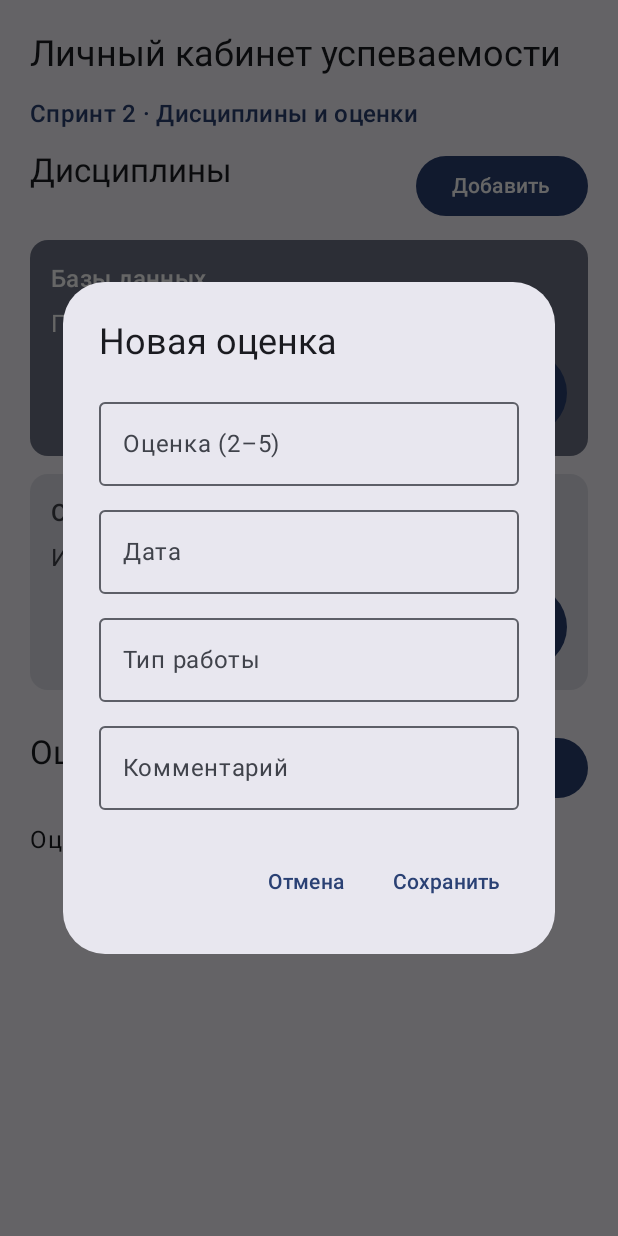
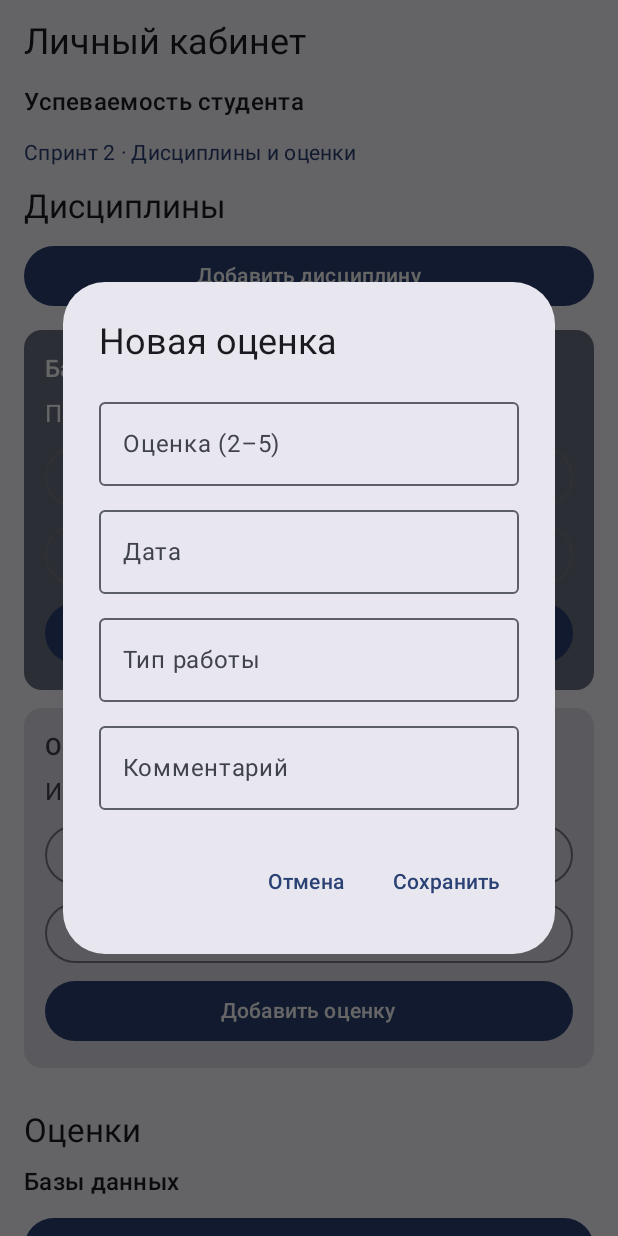
Before and after one commit to Manya-Mari/Studentkab, an Android app built with Jetpack Compose: the screen it shows after launch (MainActivity), after a tap on "Добавить оценку", on a phone screen of 412 x 824 dp. Run offline under Robolectric (Android 15) with nearby library versions, the phone set to English and light mode, and no system bars; our stand-ins replace Room's generated code.

Commit message:
Исправил отображение на телефонах

```diff
--- a/app/src/main/java/com/example/studentkab/MainActivity.kt
+++ b/app/src/main/java/com/example/studentkab/MainActivity.kt
@@ -92,29 +92,36 @@ class MainActivity : ComponentActivity() {
                         modifier = Modifier
                             .fillMaxSize()
                             .verticalScroll(rememberScrollState())
-                            .padding(20.dp),
+                            .padding(horizontal = 16.dp, vertical = 12.dp),
                         verticalArrangement = Arrangement.spacedBy(12.dp)
                     ) {
                         Text(
-                            "Личный кабинет успеваемости",
+                            "Личный кабинет",
                             style = MaterialTheme.typography.headlineSmall
                         )
                         Text(
+                            "Успеваемость студента",
+                            style = MaterialTheme.typography.titleMedium
+                        )
+                        Text(
                             "Спринт 2 · Дисциплины и оценки",
-                            style = MaterialTheme.typography.titleMedium,
+                            style = MaterialTheme.typography.bodyMedium,
                             color = MaterialTheme.colorScheme.primary
                         )
 
-                        Row(
+                        Column(
                             modifier = Modifier.fillMaxWidth(),
-                            horizontalArrangement = Arrangement.SpaceBetween
+                            verticalArrangement = Arrangement.spacedBy(8.dp)
                         ) {
                             Text("Дисциплины", style = MaterialTheme.typography.titleLarge)
-                            Button(onClick = {
+                            Button(
+                                modifier = Modifier.fillMaxWidth(),
+                                onClick = {
                                     editingDiscipline = null
                                     showDisciplineDialog = true
-                            }) {
-                                Text("Добавить")
+                                }
+                            ) {
+                                Text("Добавить дисциплину")
                             }
                         }
 
@@ -142,20 +149,30 @@ class MainActivity : ComponentActivity() {
                                 ) {
                                     Text(discipline.name, style = MaterialTheme.typography.titleMedium)
                                     Text(discipline.teacherName?.takeIf { it.isNotBlank() } ?: "Преподаватель не указан")
-                                    Row(horizontalArrangement = Arrangement.spacedBy(8.dp)) {
-                                        TextButton(onClick = {
+                                    Column(
+                                        modifier = Modifier.fillMaxWidth(),
+                                        verticalArrangement = Arrangement.spacedBy(4.dp)
+                                    ) {
+                                        OutlinedButton(
+                                            modifier = Modifier.fillMaxWidth(),
+                                            onClick = {
                                                 editingDiscipline = discipline
                                                 showDisciplineDialog = true
-                                        }) { Text("Изменить") }
-                                        TextButton(onClick = {
-                                            deletingDiscipline = discipline
-                                        }) { Text("Удалить") }
-                                        Button(onClick = {
+                                            }
+                                        ) { Text("Изменить дисциплину") }
+                                        OutlinedButton(
+                                            modifier = Modifier.fillMaxWidth(),
+                                            onClick = { deletingDiscipline = discipline }
+                                        ) { Text("Удалить дисциплину") }
+                                        Button(
+                                            modifier = Modifier.fillMaxWidth(),
+                                            onClick = {
                                                 selectedDiscipline = discipline
                                                 editingGrade = null
                                                 errorMessage = null
                                                 showGradeDialog = true
-                                        }) { Text("Добавить оценку") }
+                                            }
+                                        ) { Text("Добавить оценку") }
                                     }
                                 }
                             }
@@ -163,15 +180,25 @@ class MainActivity : ComponentActivity() {
 
                         selectedDiscipline?.let { discipline ->
                             Spacer(Modifier.height(4.dp))
-                            Row(
+                            Column(
                                 modifier = Modifier.fillMaxWidth(),
-                                horizontalArrangement = Arrangement.SpaceBetween
+                                verticalArrangement = Arrangement.spacedBy(8.dp)
                             ) {
-                                Text("Оценки: ${discipline.name}", style = MaterialTheme.typography.titleLarge)
-                                Button(onClick = {
+                                Text(
+                                    "Оценки",
+                                    style = MaterialTheme.typography.titleLarge
+                                )
+                                Text(
+                                    discipline.name,
+                                    style = MaterialTheme.typography.titleMedium
+                                )
+                                Button(
+                                    modifier = Modifier.fillMaxWidth(),
+                                    onClick = {
                                         editingGrade = null
                                         showGradeDialog = true
-                                }) { Text("Добавить") }
+                                    }
+                                ) { Text("Добавить оценку") }
                             }
 
                             if (grades.isEmpty()) {
```
Lines whose indentation alone changed are shown as unchanged.
